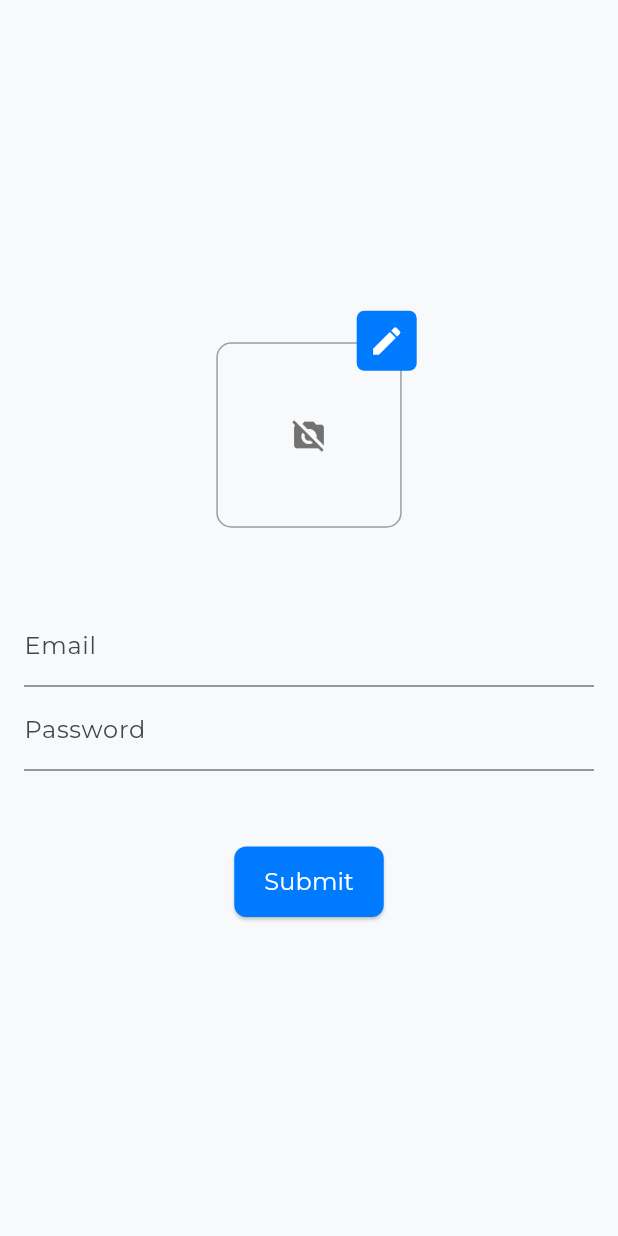
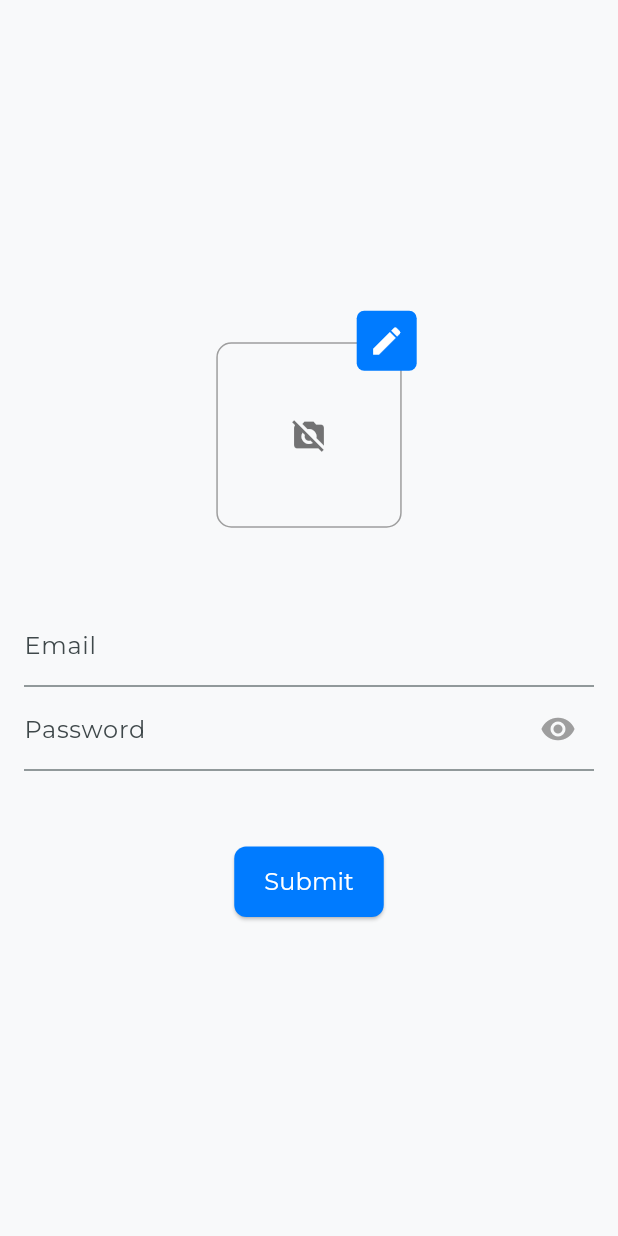
Before and after one commit to Kelvinbhavsar/vajro_task, a Flutter app: the screen it shows after launch, on a phone screen of 412 x 824 dp. Run offline on Flutter 3.47's test engine with Material 3 defaults, Android fonts, the phone set to English and light mode, and no system bars; our stand-ins replace bloc, equatable, flutter_bloc, image_picker, localstorage, permission_handler and 3 more; project files that could hold a hidden picture were left out.

```diff
--- a/sample_task/lib/Screen/listView.dart
+++ b/sample_task/lib/Screen/listView.dart
@@ -34,7 +34,7 @@ class _ListingPageState extends State<ListingPage> {
     context
         .read<ApiBloc>()
         .add(FetchData(page: _currentPage, pageSize: _pageSize));
-    _loadData();
+    _loadData(isRefresh: true);
   }
 
   void _loadData({bool isRefresh = false}) {
@@ -55,7 +55,7 @@ class _ListingPageState extends State<ListingPage> {
 
   void _onRefresh() async {
     _loadData(isRefresh: true);
-    _refreshController.refreshCompleted();
+    _refreshController.refreshCompleted(resetFooterState: true);
   }
 
   void _onLoading() async {
--- a/sample_task/lib/Screen/login.dart
+++ b/sample_task/lib/Screen/login.dart
@@ -45,6 +45,7 @@ class _MyHomePageState extends State<MyHomePage> {
   }
 
   GlobalKey key = GlobalKey();
+  bool obscureText = true;
   @override
   Widget build(BuildContext context) {
     // _image =
@@ -112,9 +113,14 @@ class _MyHomePageState extends State<MyHomePage> {
                 const SizedBox(
                   height: 50,
                 ),
-                CustomTextField(
-                  label: 'Email',
+                Form(
+                    child: Column(children: [
+                  TextFormField(
+                    keyboardType: TextInputType.emailAddress,
                     controller: _emailController,
+                    decoration: const InputDecoration(
+                        labelText: 'Email', hintText: 'Enter your email'),
+                    autovalidateMode: AutovalidateMode.onUserInteraction,
                     validator: (value) {
                       // Basic validation
                       if (value == null || value.isEmpty) {
@@ -123,10 +129,30 @@ class _MyHomePageState extends State<MyHomePage> {
                       return null;
                     },
                   ),
-                CustomTextField(
-                  label: 'Password',
+                  TextFormField(
                     controller: _passwordController,
-                  obscureText: true,
+                    keyboardType: TextInputType.visiblePassword,
+                    obscureText: obscureText,
+                    decoration: InputDecoration(
+                      labelText: 'Password',
+                      hintText: 'Enter your password',
+                      suffixIcon: IconButton(
+                        icon: Icon(
+                          // Based on passwordVisible state choose the icon
+                          obscureText == true
+                              ? Icons.visibility
+                              : Icons.visibility_off,
+                          color: Colors.grey,
+                        ),
+                        onPressed: () {
+                          // Update the state i.e. toogle the state of passwordVisible variable
+                          setState(() {
+                            obscureText = !obscureText;
+                          });
+                        },
+                      ),
+                    ),
+                    autovalidateMode: AutovalidateMode.onUserInteraction,
                     validator: (password) {
                       if (password != null) {
                         // Get all errors
@@ -136,12 +162,15 @@ class _MyHomePageState extends State<MyHomePage> {
                         if (validators.isEmpty) return null;
 
                         // Join all errors that start with "-"
-                      return validators.map((e) => '- ${e.message}').join('\n');
+                        return validators
+                            .map((e) => '- ${e.message}')
+                            .join('\n');
                       }
 
                       return null;
                     },
                   ),
+                ])),
                 const SizedBox(
                   height: 50,
                 ),
@@ -162,7 +191,7 @@ class _MyHomePageState extends State<MyHomePage> {
                             MaterialPageRoute(
                               builder: (context) => BlocProvider<ApiBloc>(
                                 create: (context) => ApiBloc()
-                                  ..add(FetchData(page: 1, pageSize: 10)),
+                                  ..add(const FetchData(page: 1, pageSize: 10)),
                                 child: const ListingPage(),
                               ),
                             ),
@@ -239,28 +268,3 @@ class _MyHomePageState extends State<MyHomePage> {
     );
   }
 }
-
-class CustomTextField extends StatelessWidget {
-  final String label;
-  final TextEditingController controller;
-  final String? Function(String?)? validator;
-  final bool obscureText; // For password fields
-
-  const CustomTextField({
-    super.key,
-    required this.label,
-    required this.controller,
-    this.validator,
-    this.obscureText = false,
-  });
-
-  @override
-  Widget build(BuildContext context) {
-    return TextFormField(
-      controller: controller,
-      obscureText: obscureText,
-      decoration: InputDecoration(labelText: label),
-      validator: validator,
-    );
-  }
-}
```
Lines whose indentation alone changed are shown as unchanged.
